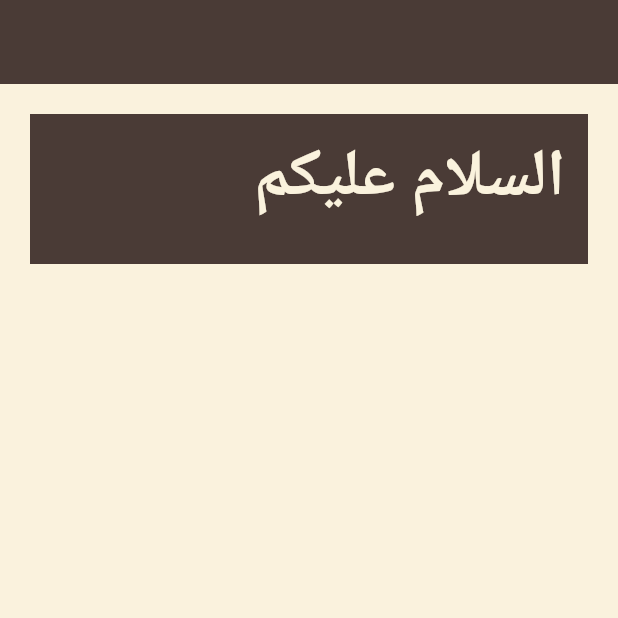
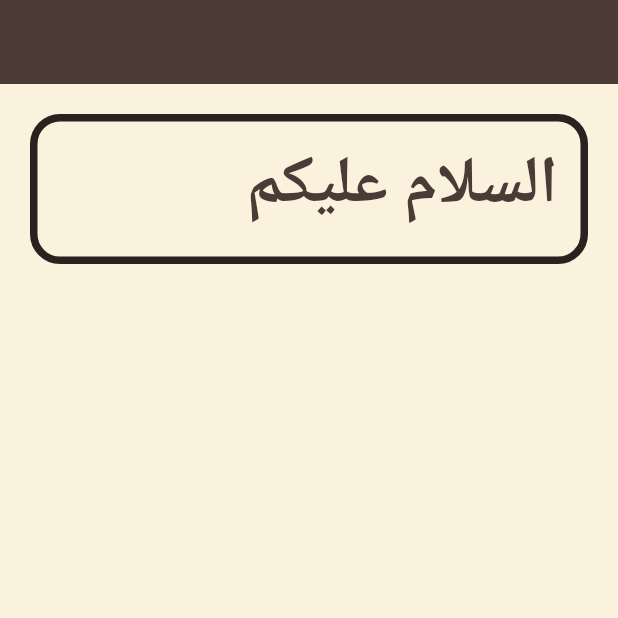
Before and after one commit to aboalhasan-albedairy/Hash-Plus-Course---Flutter-Basics, a Flutter app: the screen it shows after launch, on a phone screen of 412 x 824 dp, the top half of it. Run offline on Flutter 3.47's test engine with Material 3 defaults, Android fonts, the phone set to English and light mode, and no system bars.

Commit message:
Lesson 2: Container() Widget Part 2

```diff
--- a/lib/main.dart
+++ b/lib/main.dart
@@ -22,15 +22,19 @@ class HomePage extends StatelessWidget {
       appBar: AppBar(backgroundColor: Color(0xff4a3b36)),
       backgroundColor: Color(0xfffaf2dd),
       body: Container(
-        color: Color(0xff4a3b36),
         height: 100,
         width: double.infinity,
+        decoration: BoxDecoration(
+          color: Color(0xfffaf2dd),
+          border: Border.all(color: Color(0xff2a221f), width: 5),
+          borderRadius: BorderRadius.all(Radius.circular(20)),
+        ),
         margin: EdgeInsets.all(20),
         padding: EdgeInsets.symmetric(vertical: 10, horizontal: 15),
         child: Text(
           "السلام عليكم",
           style: TextStyle(
-            color: Color(0xfffaf2dd),
+            color: Color(0xff4a3b36),
             fontSize: 44,
 
             fontWeight: FontWeight.bold,
```
